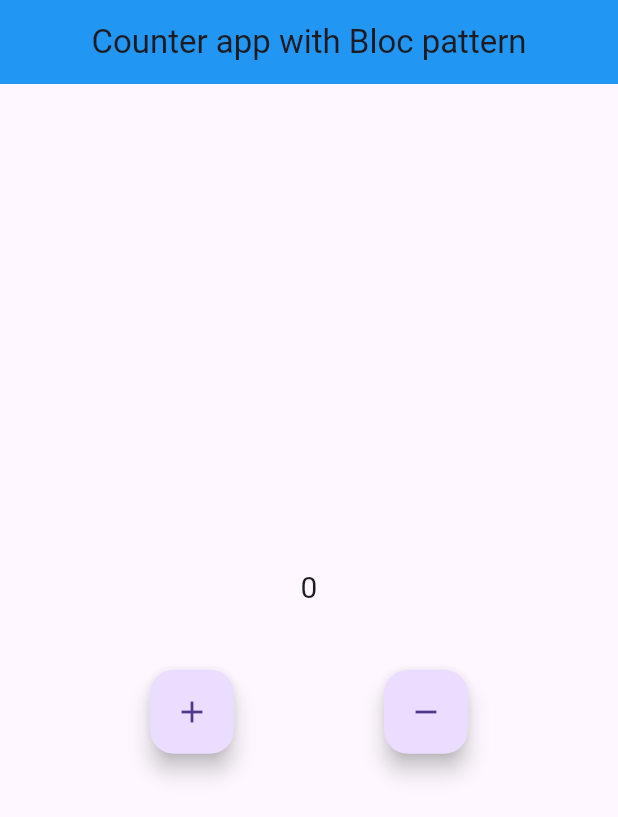
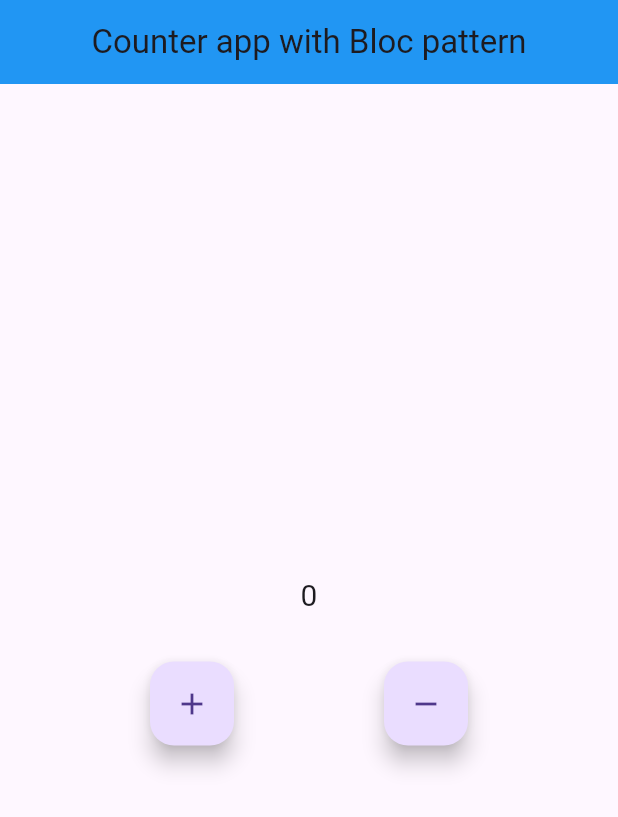
Before and after one commit to MaheshVerma12/AccuWeather, a Flutter app: the screen it shows after launch, on a phone screen of 412 x 824 dp. Shown: the top 817 px of the screen. Run offline on Flutter 3.47's test engine with Material 3 defaults, Android fonts, the phone set to English and light mode, and no system bars.

Commit message:
Made changes to height of sized box

```diff
--- a/lib/homePage.dart
+++ b/lib/homePage.dart
@@ -18,7 +18,7 @@ class HomePage extends StatelessWidget {
             "0",
             style: TextStyle(fontSize: 20),
           ),
-          const SizedBox(height: 40),
+          const SizedBox(height: 29),
           Row(
             mainAxisAlignment: MainAxisAlignment.spaceEvenly,
             children: [
```
